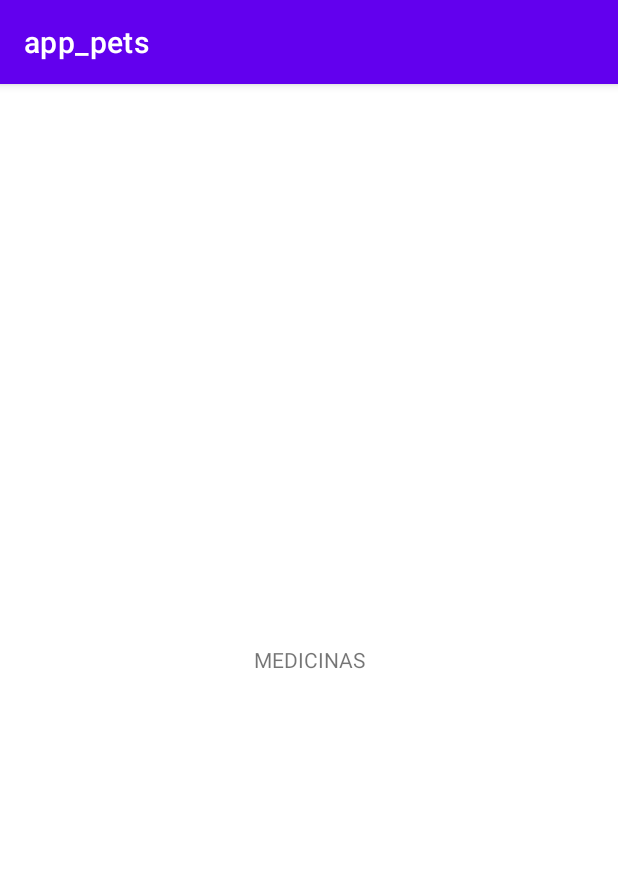
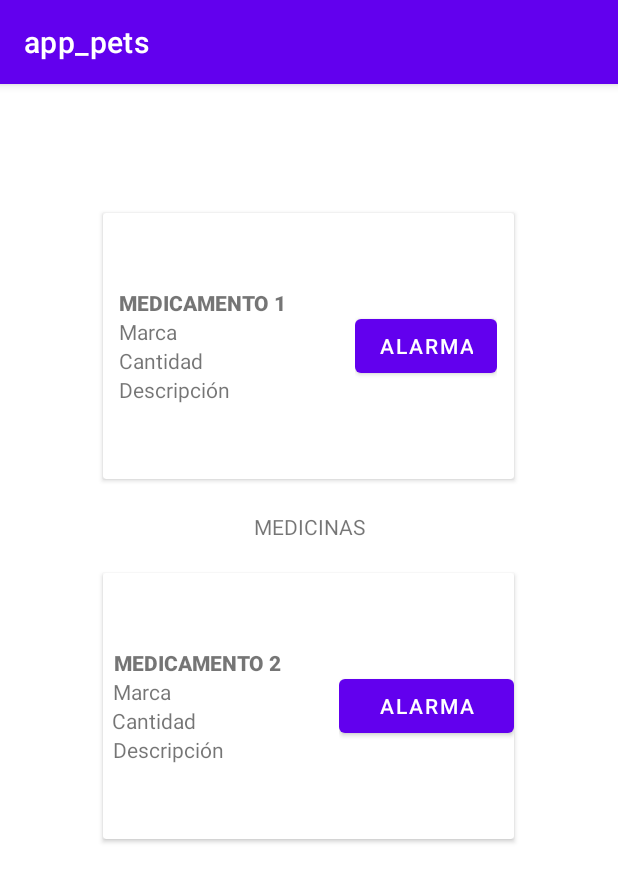
Before and after one commit to robotech412/app_pets, an Android app: the fragment vista_medFragment shown on its own in the app's theme, on a phone screen of 412 x 824 dp. Shown: the top 882 px of the screen. Run offline under Robolectric (Android 15) with nearby library versions, the phone set to English and light mode, and no system bars.

Commit message:
uziel medicina

```diff
--- a/app/src/main/res/layout/fragment_vista_med.xml
+++ b/app/src/main/res/layout/fragment_vista_med.xml
@@ -6,10 +6,150 @@
     tools:context=".vista_medFragment">
 
     <!-- TODO: Update blank fragment layout -->
+
     <TextView
         android:layout_width="match_parent"
-        android:layout_height="match_parent"
-        android:text="MEDICINAS"
-        android:gravity="center"/>
+        android:layout_height="590dp"
+        android:gravity="center"
+        android:text="MEDICINAS" />
+
+    <LinearLayout
+        android:layout_width="match_parent"
+        android:layout_height="590dp"
+        android:gravity="center"
+        android:orientation="vertical">
+
+        <LinearLayout
+            android:layout_width="358dp"
+            android:layout_height="240dp"
+            android:gravity="center"
+            android:orientation="vertical">
+
+            <androidx.cardview.widget.CardView
+                android:layout_width="274dp"
+                android:layout_height="177dp" >
+
+                <LinearLayout
+                    android:layout_width="match_parent"
+                    android:layout_height="match_parent"
+                    android:gravity="center"
+                    android:orientation="horizontal">
+
+                    <LinearLayout
+                        android:layout_width="157dp"
+                        android:layout_height="157dp"
+                        android:gravity="center"
+                        android:orientation="vertical">
+
+                        <TextView
+                            android:id="@+id/textView9"
+                            android:layout_width="match_parent"
+                            android:layout_height="wrap_content"
+                            android:fontFamily="sans-serif-black"
+                            android:text="MEDICAMENTO 1" />
+
+                        <TextView
+                            android:id="@+id/textView8"
+                            android:layout_width="match_parent"
+                            android:layout_height="wrap_content"
+                            android:text="Marca" />
+
+                        <TextView
+                            android:id="@+id/textView10"
+                            android:layout_width="match_parent"
+                            android:layout_height="wrap_content"
+                            android:text="Cantidad" />
+
+                        <TextView
+                            android:id="@+id/textView11"
+                            android:layout_width="match_parent"
+                            android:layout_height="wrap_content"
+                            android:text="Descripción" />
+
+                    </LinearLayout>
+
+                    <LinearLayout
+                        android:layout_width="wrap_content"
+                        android:layout_height="105dp"
+                        android:gravity="center"
+                        android:orientation="vertical">
+
+                        <Button
+                            android:id="@+id/button8"
+                            android:layout_width="wrap_content"
+                            android:layout_height="wrap_content"
+                            android:text="Alarma" />
+                    </LinearLayout>
+
+                </LinearLayout>
+
+            </androidx.cardview.widget.CardView>
+        </LinearLayout>
+
+        <LinearLayout
+            android:layout_width="362dp"
+            android:layout_height="240dp"
+            android:gravity="center"
+            android:orientation="vertical">
+
+            <androidx.cardview.widget.CardView
+                android:layout_width="274dp"
+                android:layout_height="177dp" >
+
+                <LinearLayout
+                    android:layout_width="match_parent"
+                    android:layout_height="match_parent"
+                    android:gravity="center"
+                    android:orientation="horizontal">
+
+                    <LinearLayout
+                        android:layout_width="157dp"
+                        android:layout_height="157dp"
+                        android:gravity="center"
+                        android:orientation="vertical">
+
+                        <TextView
+                            android:id="@+id/textView15"
+                            android:layout_width="142dp"
+                            android:layout_height="wrap_content"
+                            android:fontFamily="sans-serif-black"
+                            android:text="MEDICAMENTO 2" />
+
+                        <TextView
+                            android:id="@+id/textView14"
+                            android:layout_width="144dp"
+                            android:layout_height="wrap_content"
+                            android:text="Marca" />
+
+                        <TextView
+                            android:id="@+id/textView13"
+                            android:layout_width="145dp"
+                            android:layout_height="wrap_content"
+                            android:text="Cantidad" />
+
+                        <TextView
+                            android:id="@+id/textView12"
+                            android:layout_width="144dp"
+                            android:layout_height="wrap_content"
+                            android:text="Descripción" />
+                    </LinearLayout>
+
+                    <LinearLayout
+                        android:layout_width="match_parent"
+                        android:layout_height="105dp"
+                        android:gravity="center"
+                        android:orientation="horizontal">
+
+                        <Button
+                            android:id="@+id/button9"
+                            android:layout_width="wrap_content"
+                            android:layout_height="wrap_content"
+                            android:layout_weight="1"
+                            android:text="ALARMA" />
+                    </LinearLayout>
+                </LinearLayout>
+            </androidx.cardview.widget.CardView>
+        </LinearLayout>
+    </LinearLayout>
 
 </FrameLayout>
--- a/build.gradle
+++ b/build.gradle
@@ -5,7 +5,7 @@ buildscript {
         jcenter()
     }
     dependencies {
-        classpath "com.android.tools.build:gradle:4.1.2"
+        classpath 'com.android.tools.build:gradle:4.1.3'
         classpath 'com.google.gms:google-services:4.3.5'
 
         // NOTE: Do not place your application dependencies here; they belong
```
